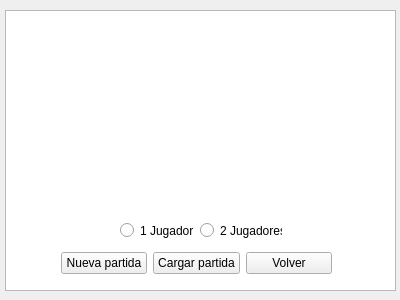
Above: Videojuego_Final/menu_partida.ui from KevinMartinez1999/Juego before the change. Below: the same form after it.
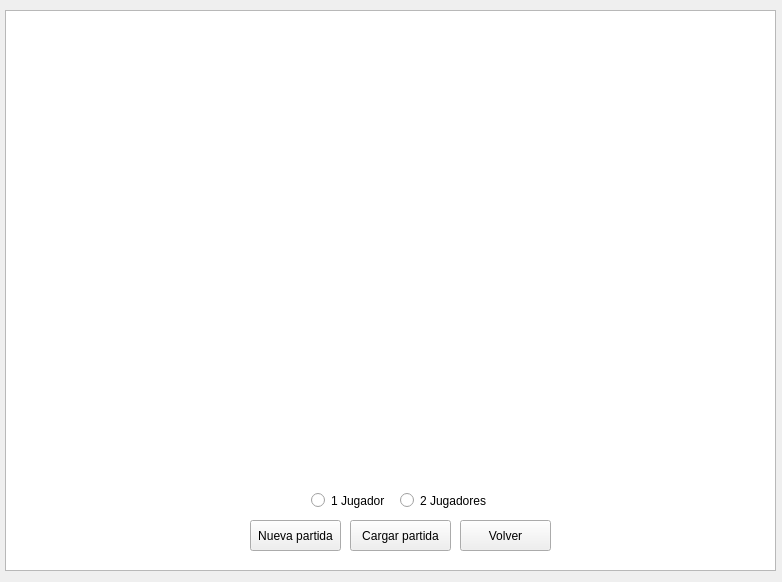
That is the form after the change.

What changed in the file:
```diff
--- a/Videojuego_Final/menu_partida.ui
+++ b/Videojuego_Final/menu_partida.ui
@@ -6,14 +6,14 @@
    <rect>
     <x>0</x>
     <y>0</y>
-    <width>400</width>
-    <height>300</height>
+    <width>782</width>
+    <height>582</height>
    </rect>
   </property>
   <property name="maximumSize">
    <size>
-    <width>400</width>
-    <height>300</height>
+    <width>782</width>
+    <height>582</height>
    </size>
   </property>
   <property name="windowTitle">
@@ -24,17 +24,17 @@
     <rect>
      <x>5</x>
      <y>10</y>
-     <width>391</width>
-     <height>281</height>
+     <width>771</width>
+     <height>561</height>
     </rect>
    </property>
   </widget>
   <widget class="QRadioButton" name="un_jugador">
    <property name="geometry">
     <rect>
-     <x>120</x>
-     <y>220</y>
-     <width>82</width>
+     <x>311</x>
+     <y>490</y>
+     <width>91</width>
      <height>21</height>
     </rect>
    </property>
@@ -45,9 +45,9 @@
   <widget class="QRadioButton" name="dos_jugadores">
    <property name="geometry">
     <rect>
-     <x>200</x>
-     <y>220</y>
-     <width>82</width>
+     <x>400</x>
+     <y>490</y>
+     <width>101</width>
      <height>21</height>
     </rect>
    </property>
@@ -55,38 +55,44 @@
     <string>2 Jugadores</string>
    </property>
   </widget>
-  <widget class="QWidget" name="">
-   <property name="geometry">
-    <rect>
-     <x>61</x>
-     <y>251</y>
-     <width>271</width>
-     <height>25</height>
-    </rect>
-   </property>
-   <layout class="QHBoxLayout" name="horizontalLayout">
-    <item>
      <widget class="QPushButton" name="nueva_partida">
+   <property name="geometry">
+    <rect>
+     <x>250</x>
+     <y>520</y>
+     <width>91</width>
+     <height>31</height>
+    </rect>
+   </property>
       <property name="text">
        <string>Nueva partida</string>
       </property>
      </widget>
-    </item>
-    <item>
      <widget class="QPushButton" name="cargar_partida">
+   <property name="geometry">
+    <rect>
+     <x>350</x>
+     <y>520</y>
+     <width>101</width>
+     <height>31</height>
+    </rect>
+   </property>
       <property name="text">
        <string>Cargar partida</string>
       </property>
      </widget>
-    </item>
-    <item>
      <widget class="QPushButton" name="volver">
+   <property name="geometry">
+    <rect>
+     <x>460</x>
+     <y>520</y>
+     <width>91</width>
+     <height>31</height>
+    </rect>
+   </property>
       <property name="text">
        <string>Volver</string>
       </property>
-     </widget>
-    </item>
-   </layout>
   </widget>
  </widget>
  <resources/>
```
Lines whose indentation alone changed are shown as unchanged.
